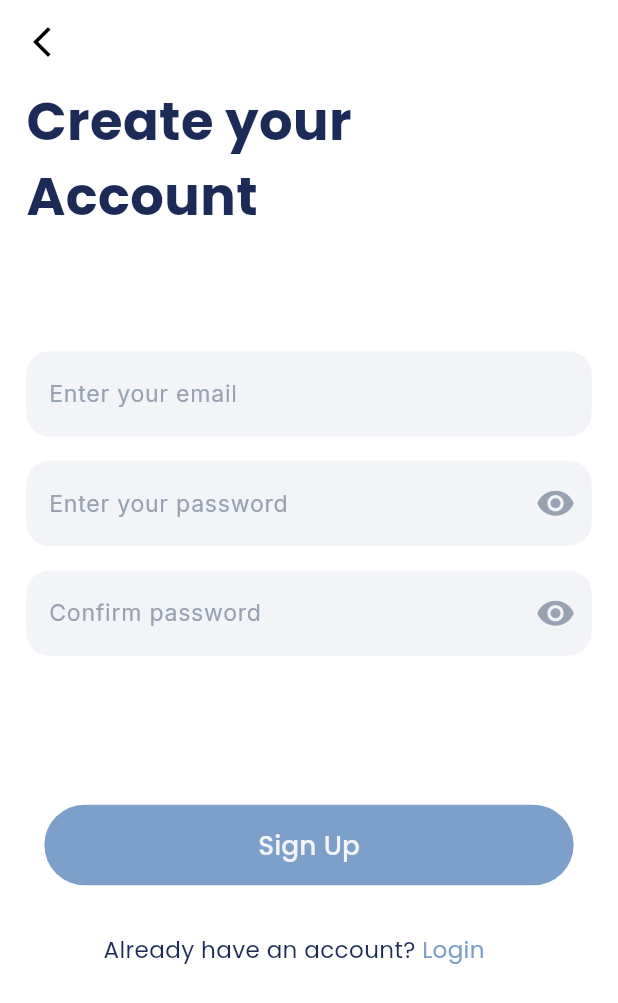
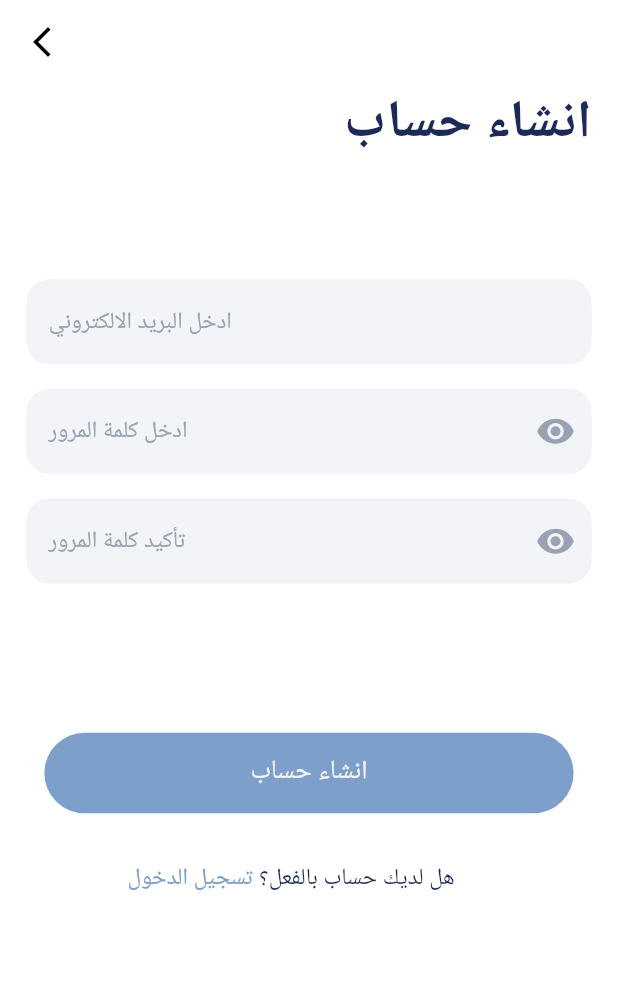
Before and after one commit to suha1b-kh/diente, a Flutter app: the screen it shows after launch, on a phone screen of 412 x 824 dp. Shown: the top 1003 px of the screen. Run offline on Flutter 3.47's test engine with Material 3 defaults, Android fonts, the phone set to English and light mode, and no system bars; our stand-ins replace bloc, cloud_firestore, equatable, firebase_auth, firebase_core, firebase_storage and 5 more; accounts and stored records are empty; Roboto replaces fonts that are missing (Cairo).

```diff
--- a/lib/auth/home_screen.dart
+++ b/lib/auth/home_screen.dart
@@ -37,7 +37,7 @@ class HomeScreen extends StatelessWidget {
             },
                 customText(
                   context,
-                  'Login',
+                  'تسجيل الدخول',
                   Theme.of(context).colorScheme.secondary,
                   16.sp,
                   FontWeight.w500,
@@ -46,7 +46,7 @@ class HomeScreen extends StatelessWidget {
             //signup button
             customButton(context, Theme.of(context).colorScheme.secondary, () {
               Navigator.popAndPushNamed(context, '/signup_screen');
-            }, 'Create Account', 16.sp),
+            }, 'انشاء حساب', 16.sp),
           ],
         ),
       ),
--- a/lib/auth/presentation/home_screen.dart
+++ b/lib/auth/presentation/home_screen.dart
@@ -34,7 +34,7 @@ class HomeScreen extends StatelessWidget {
             },
                 customText(
                   context,
-                  'Patient Login',
+                  'تسجيل دخول المرضى',
                   Theme.of(context).colorScheme.secondary,
                   16.sp,
                   FontWeight.w500,
--- a/lib/auth/presentation/login_screen.dart
+++ b/lib/auth/presentation/login_screen.dart
@@ -143,7 +143,7 @@ class _bodyWidgetState extends State<bodyWidget> {
 
   String validateField(String? value) {
     if (value == null || value.isEmpty) {
-      return 'This field cannot be empty';
+      return 'هذا الحقل لا يمكن أن يكون فارغًا';
     }
     return '';
   }
@@ -156,19 +156,22 @@ class _bodyWidgetState extends State<bodyWidget> {
         key: formKey,
         child: ListView(
           children: [
-            customText(
-              context,
-              'Sign in to your \nAccount',
-              Theme.of(context).colorScheme.primary,
-              32.sp,
-              FontWeight.bold,
+            Align(
+              alignment: Alignment.centerRight,
+              child: customText(
+                context,
+                'تسجيل الدخول',
+                Theme.of(context).colorScheme.primary,
+                30.sp,
+                FontWeight.bold,
+              ),
             ),
-            Gap(50.h),
+            Gap(77.h),
             CustomTextField(
               width: 343.w,
               height: 56.h,
               controller: widget.emailController,
-              text: 'Enter your email',
+              text: 'أدخل بريدك الإلكتروني',
               validator: validateField,
               keyboardType: TextInputType.emailAddress,
             ),
@@ -178,7 +181,7 @@ class _bodyWidgetState extends State<bodyWidget> {
               width: 343.w,
               height: 56.h,
               controller: widget.passwordController,
-              text: 'Enter your password',
+              text: 'أدخل كلمة المرور',
               icon: passwordVisible ? Icons.visibility : Icons.visibility_off,
               hide: passwordVisible,
               iconPressed: () {
@@ -201,7 +204,7 @@ class _bodyWidgetState extends State<bodyWidget> {
                   ),
                 );
               },
-              'Login',
+              'تسجيل الدخول',
               16.sp,
             ),
             Gap(36.h),
@@ -211,7 +214,7 @@ class _bodyWidgetState extends State<bodyWidget> {
               child: Center(
                 child: customText(
                   context,
-                  'Forgot Password?',
+                  ' نسيت كلمة السر؟ ',
                   Theme.of(context).colorScheme.secondary,
                   14.sp,
                   FontWeight.w500,
@@ -225,23 +228,23 @@ class _bodyWidgetState extends State<bodyWidget> {
                 child: Row(
                   mainAxisAlignment: MainAxisAlignment.center,
                   children: [
-                    customText(
-                      context,
-                      'Don\'t have an account? ',
-                      Theme.of(context).colorScheme.primary,
-                      14.sp,
-                      FontWeight.normal,
-                    ),
                     GestureDetector(
                       onTap: () {
                         Navigator.popAndPushNamed(context, '/signup_screen');
                       },
                       child: customText(
                           context,
-                          'Create Account',
+                          'إنشاء حساب',
                           Theme.of(context).colorScheme.secondary,
                           14.sp,
                           FontWeight.normal),
+                    ),
+                    customText(
+                      context,
+                      ' ليس لديك حساب؟ ',
+                      Theme.of(context).colorScheme.primary,
+                      14.sp,
+                      FontWeight.normal,
                     ),
                   ],
                 ),
--- a/lib/auth/presentation/signup_screen.dart
+++ b/lib/auth/presentation/signup_screen.dart
@@ -31,7 +31,7 @@ class _SignupScreenState extends State<SignupScreen> {
   //validate function
   String? validateField(String? value) {
     if (value == null || value.isEmpty) {
-      return 'This field cannot be empty';
+      return 'هذا الحقل لا يمكن أن يكون فارغًا';
     }
     return null;
   }
@@ -84,18 +84,22 @@ class _SignupScreenState extends State<SignupScreen> {
                 key: formKey,
                 child: ListView(
                   children: [
-                    customText(
+                    Align(
+                      alignment: Alignment.centerRight,
+                      child: customText(
                         context,
-                        'Create your \nAccount',
+                        'انشاء حساب',
                         Theme.of(context).colorScheme.primary,
                         32.sp,
-                        FontWeight.bold),
+                        FontWeight.bold,
+                      ),
+                    ),
                     Gap(77.h),
                     CustomTextField(
                       width: 343.w,
                       height: 56.h,
                       controller: emailController,
-                      text: 'Enter your email',
+                      text: 'ادخل البريد الالكتروني',
                       validator: validateField,
                     ),
                     Gap(16.h),
@@ -103,7 +107,7 @@ class _SignupScreenState extends State<SignupScreen> {
                       width: 343.w,
                       height: 56.h,
                       controller: passwordController,
-                      text: 'Enter your password',
+                      text: 'ادخل كلمة المرور',
                       icon: passwordVisible
                           ? Icons.visibility
                           : Icons.visibility_off,
@@ -120,7 +124,7 @@ class _SignupScreenState extends State<SignupScreen> {
                       width: 343.w,
                       height: 56.h,
                       controller: confirmPasswordController,
-                      text: 'Confirm password',
+                      text: 'تأكيد كلمة المرور',
                       icon: passwordVisible
                           ? Icons.visibility
                           : Icons.visibility_off,
@@ -151,12 +155,12 @@ class _SignupScreenState extends State<SignupScreen> {
                         } else {
                           ScaffoldMessenger.of(context)
                               .showSnackBar(const SnackBar(
-                            content: Text('Passwords do not match'),
+                            content: Text('كلمات المرور غير متطابقة'),
                             backgroundColor: Colors.red,
                           ));
                         }
                       },
-                      'Sign Up',
+                      'انشاء حساب',
                       16.sp,
                     ),
                     Gap(24.h),
@@ -166,13 +170,6 @@ class _SignupScreenState extends State<SignupScreen> {
                         child: Row(
                           mainAxisAlignment: MainAxisAlignment.center,
                           children: [
-                            customText(
-                              context,
-                              'Already have an account? ',
-                              Theme.of(context).colorScheme.primary,
-                              14.sp,
-                              FontWeight.normal,
-                            ),
                             GestureDetector(
                               onTap: () {
                                 Navigator.popAndPushNamed(
@@ -180,10 +177,17 @@ class _SignupScreenState extends State<SignupScreen> {
                               },
                               child: customText(
                                   context,
-                                  'Login',
+                                  'تسجيل الدخول',
                                   Theme.of(context).colorScheme.secondary,
                                   14.sp,
                                   FontWeight.normal),
+                            ),
+                            customText(
+                              context,
+                              ' هل لديك حساب بالفعل؟ ',
+                              Theme.of(context).colorScheme.primary,
+                              14.sp,
+                              FontWeight.normal,
                             ),
                           ],
                         ),
--- a/lib/core/widgets/text.dart
+++ b/lib/core/widgets/text.dart
@@ -2,10 +2,11 @@ import 'package:flutter/material.dart';
 import 'package:google_fonts/google_fonts.dart';
 
 Text customText(BuildContext context, String text, Color color, double size,
-    FontWeight fontWeight) {
+    FontWeight fontWeight,
+    {TextAlign? textAlign}) {
   return Text(
     text,
-    style: GoogleFonts.poppins(
+    style: GoogleFonts.cairo(
       color: color,
       fontSize: size,
       fontWeight: fontWeight,
--- a/lib/core/widgets/text_fields.dart
+++ b/lib/core/widgets/text_fields.dart
@@ -53,7 +53,7 @@ class CustomTextField extends StatelessWidget {
               borderSide: BorderSide.none,
             ),
             labelText: text,
-            labelStyle: GoogleFonts.inter(
+            labelStyle: GoogleFonts.cairo(
               color: Theme.of(context).colorScheme.inversePrimary,
               fontSize: 14.sp,
               fontWeight: FontWeight.w400,
```
Also changed, not shown: lib/auth/presentation/fill_information_screen.dart (+30 -15 lines), lib/auth/presentation/medical_history_screen.dart (+18 -25 lines), lib/core/widgets/drop_down_menu.dart (+10 -2 lines), lib/patient/presentation/widgets/custom_header.dart (+6 -4 lines), assets/images/edit_icon.png (added), assets/images/profile_photo.png.
